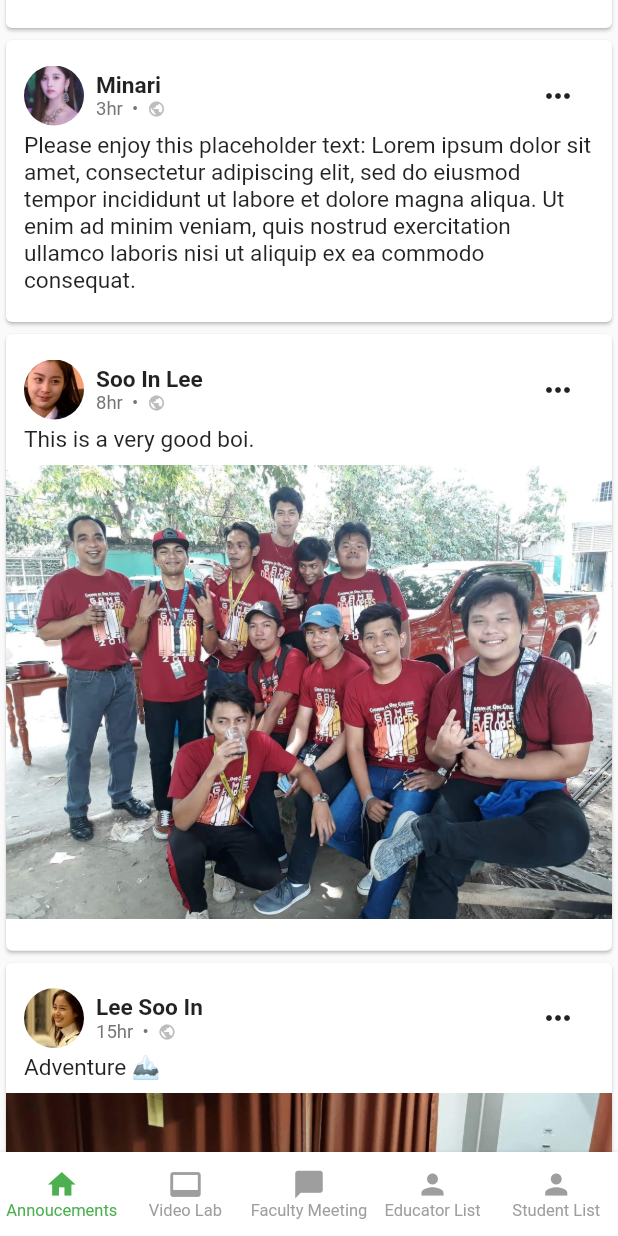
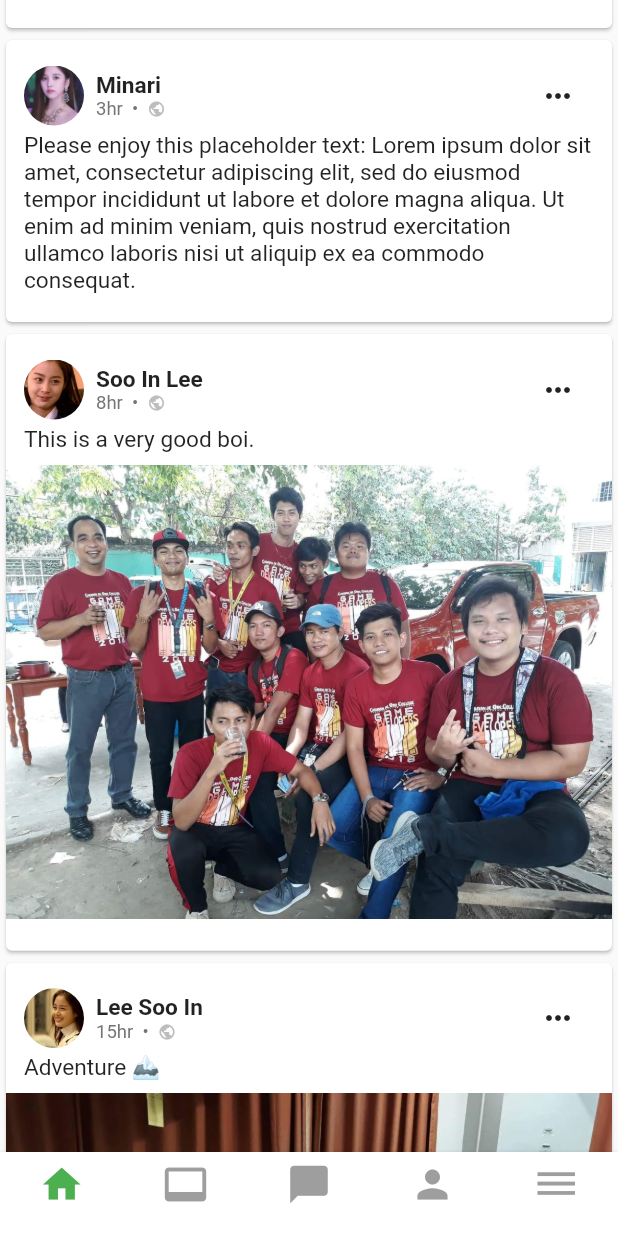
Before and after one commit to JazperT298/Yes-Premium, a Flutter app: the screen it shows after launch, scrolled down 576 dp, on a phone screen of 412 x 824 dp. Run offline on Flutter 3.47's test engine with Material 2 defaults, Android fonts, the phone set to English and light mode, and no system bars; our stand-ins replace cached_network_image, chewie, device_info, flutter_spinkit, flutter_styled_toast, get and 4 more; missing offline and left inert: launch_review, new_version; network calls fail; Roboto replaces fonts that are missing (Montserrat); statements that could not run were skipped; project files that could hold a hidden picture were left out.

Commit message:
account ui partial layout

```diff
--- /dev/null
+++ b/lib/modules/account/account_controller.dart
@@ -0,0 +1,6 @@
+import 'package:flutter/material.dart';
+import 'package:get/state_manager.dart';
+
+class AccountController extends GetxController {
+  final scrollController = TrackingScrollController();
+}
--- a/lib/modules/bottomnav/bottomnav_controller.dart
+++ b/lib/modules/bottomnav/bottomnav_controller.dart
@@ -1,5 +1,6 @@
 import 'package:flutter/material.dart';
 import 'package:get/get.dart';
+import 'package:yes_premium/modules/account/account_view.dart';
 import 'package:yes_premium/modules/educatorlist/educatorlist_view.dart';
 import 'package:yes_premium/modules/home/home_view.dart';
 import 'package:yes_premium/modules/meeting/facultymeeting_view.dart';
@@ -17,28 +18,43 @@ class BottomNavController extends GetxController {
     VideoLabView(),
     FacultyMeetingView(),
     EducatorListView(),
-    StudentListView(),
+    AccountView(),
   ];
   List<BottomNavigationBarItem> navItem = [
     BottomNavigationBarItem(
-      icon: Icon(Icons.home),
-      label: 'Annoucements',
+      icon: Icon(
+        Icons.home,
+        size: 30,
+      ),
+      label: '',
     ),
     BottomNavigationBarItem(
-      icon: Icon(Icons.video_label),
-      label: 'Video Lab',
+      icon: Icon(
+        Icons.video_label,
+        size: 30,
+      ),
+      label: '',
     ),
     BottomNavigationBarItem(
-      icon: Icon(Icons.chat_bubble),
-      label: 'Faculty Meeting',
+      icon: Icon(
+        Icons.chat_bubble,
+        size: 30,
+      ),
+      label: '',
     ),
     BottomNavigationBarItem(
-      icon: Icon(Icons.person),
-      label: 'Educator List',
+      icon: Icon(
+        Icons.person,
+        size: 30,
+      ),
+      label: '',
     ),
     BottomNavigationBarItem(
-      icon: Icon(Icons.person),
-      label: 'Student List',
+      icon: Icon(
+        Icons.dehaze,
+        size: 30,
+      ),
+      label: '',
     ),
   ];
 }
--- a/lib/modules/home/home_api.dart
+++ b/lib/modules/home/home_api.dart
@@ -9,37 +9,4 @@ import 'package:get/get.dart';
 
 class HomeApi {
   static var client = http.Client();
-
-  static Future getEducatorDetails() async {
-    try {
-      var response = await client.get(
-        Uri.parse(
-            '$baseUrl/api/Users/GetUserDetails?userName=${Get.find<GetStorageService>().appdata.read('userName')}'),
-
-        headers: {
-          "access-control-allow-origin": "*",
-          'content-type': 'application/x-www-form-urlencoded',
-          'Authorization':
-              'Bearer ${Get.find<GetStorageService>().appdata.read('access_token').toString()}',
-        },
-        // encoding: Encoding.getByName('utf-8'),
-      ).timeout(
-        const Duration(seconds: 10),
-        onTimeout: () {
-          throw TimeoutException(
-              "getEducatorDetails Services Connection timeout.");
-        },
-      );
-      print(response.body);
-    } on TimeoutException catch (_) {
-      print('getEducatorDetails Services Response timeout');
-      return null;
-    } on SocketException catch (_) {
-      print('getEducatorDetails Services Socket error');
-      return null;
-    } catch (e) {
-      print('getEducatorDetails Services  Err $e');
-      return null;
-    }
-  }
 }
--- a/lib/modules/home/home_controller.dart
+++ b/lib/modules/home/home_controller.dart
@@ -60,7 +60,6 @@ class HomeController extends GetxController {
   @override
   void onInit() {
     super.onInit();
-    HomeApi.getEducatorDetails();
     schoolAvatar.value = appdata.read('SchoolAvatar');
   }
 
--- a/lib/modules/home/home_view.dart
+++ b/lib/modules/home/home_view.dart
@@ -69,13 +69,27 @@ class HomeView extends GetView<HomeController> {
                 children: [
                   Row(
                     children: [
-                      Container(
+                      Get.find<GetStorageService>().appdata.read('Roles') ==
+                              'SchoolAdmin'
+                          ? Container(
                               width: 10.w,
                               height: 7.h,
                               decoration: BoxDecoration(
                                 image: DecorationImage(
                                   image: NetworkImage(
                                       "$photoDir/${Get.find<GetStorageService>().appdata.read('SchoolAvatar')}"),
+                                  fit: BoxFit.cover,
+                                ),
+                                shape: BoxShape.circle,
+                              ),
+                            )
+                          : Container(
+                              width: 10.w,
+                              height: 7.h,
+                              decoration: BoxDecoration(
+                                image: DecorationImage(
+                                  image: NetworkImage(
+                                      "$photoDir/${Get.find<GetStorageService>().appdata.read('Avatar')}"),
                                   fit: BoxFit.cover,
                                 ),
                                 shape: BoxShape.circle,
```
Also changed, not shown: lib/modules/account/account_view.dart (added, +357 -0 lines), lib/shared/dialogs.dart (+21 -9 lines), lib/modules/account/account_api.dart (added). Lines whose indentation alone changed are shown as unchanged.
